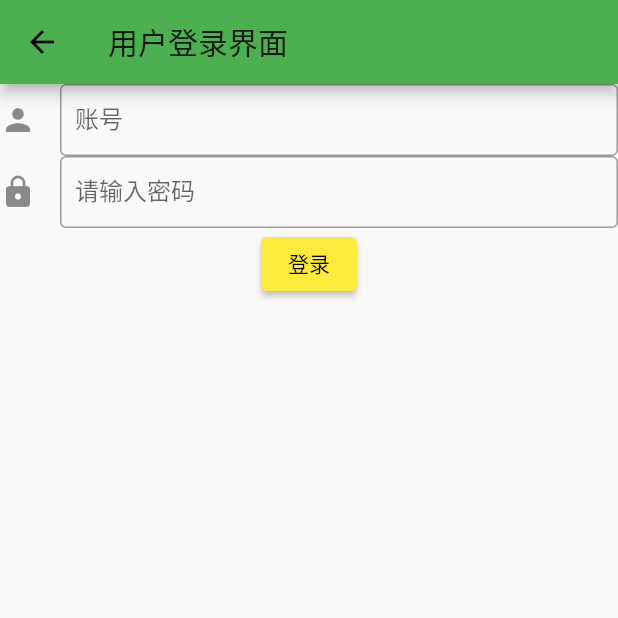
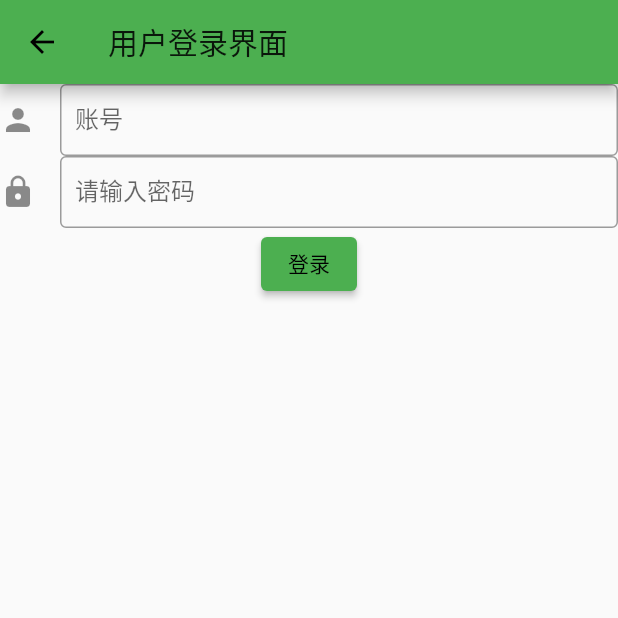
Before and after one commit to Q574310511/Mobile-Network, a Flutter app: the login_01 screen opened directly, on a phone screen of 412 x 824 dp, the top half of it. Run offline on Flutter 3.47's test engine with Material 2 defaults, Android fonts, the phone set to English and light mode, and no system bars.

Commit message:
第五次提交

```diff
--- a/lib/5120184727/login_01.dart
+++ b/lib/5120184727/login_01.dart
@@ -39,6 +39,9 @@ class login_01State extends State<login_01>{
               ),
               obscureText: true),
           ElevatedButton(
+            style: ButtonStyle(
+              backgroundColor: MaterialStateProperty.all(Colors.green),
+            ),
             onPressed: _login,
             child: Text('登录'),
           ),
```
